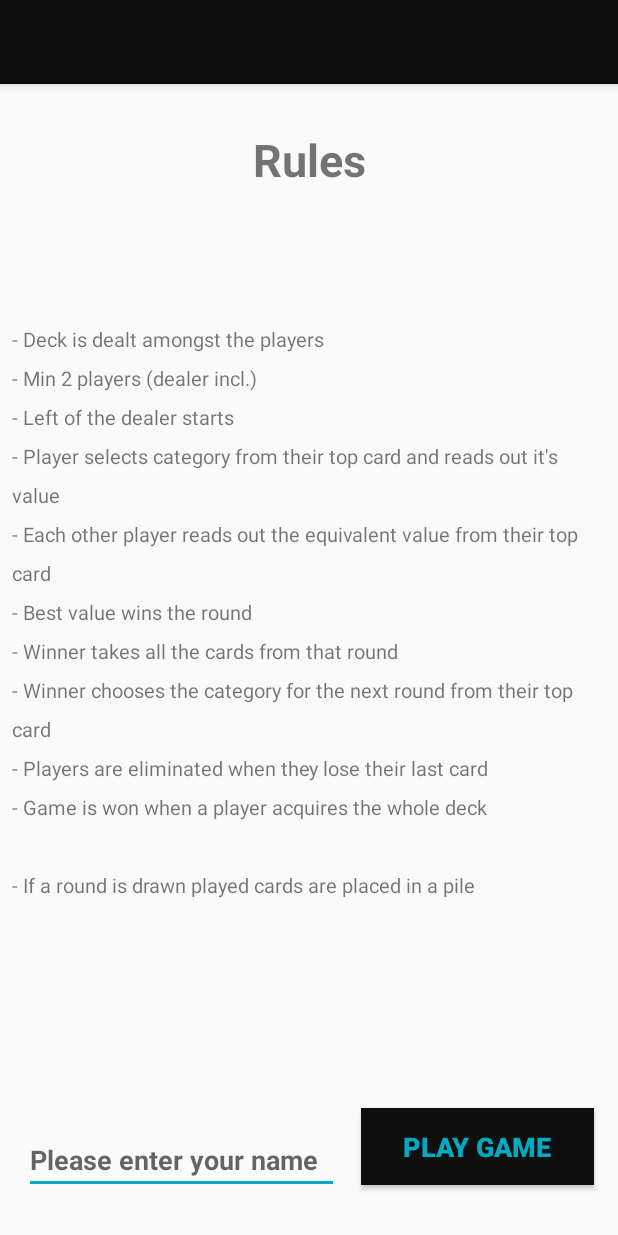
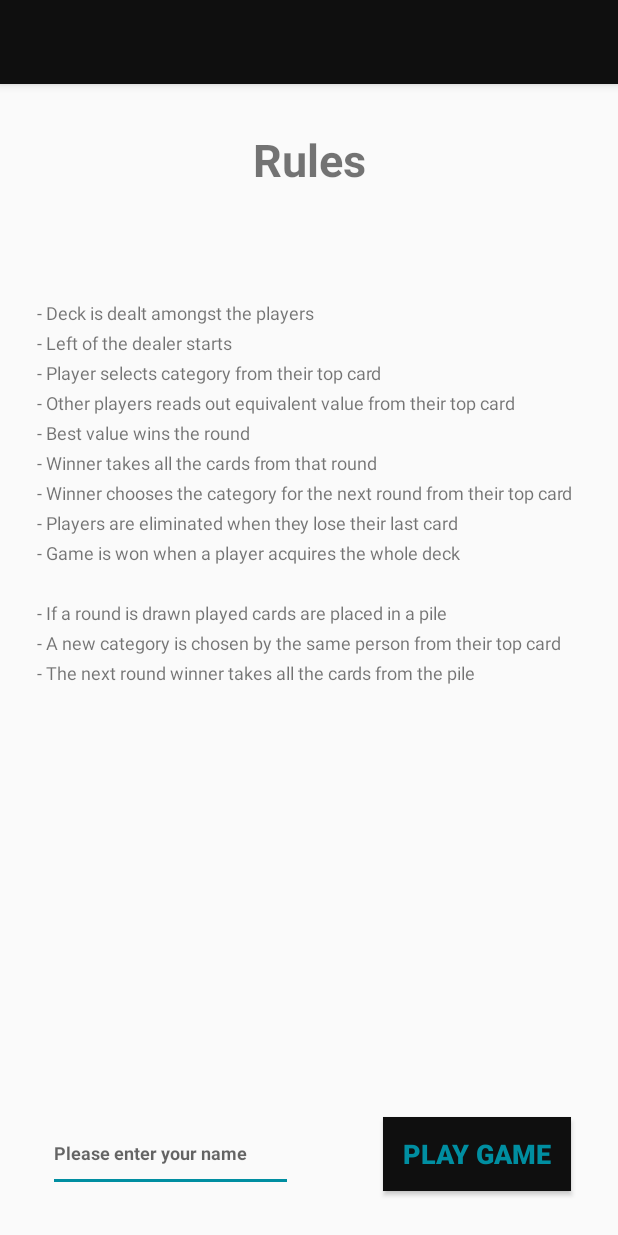
Before and after one commit to PMGH/rick_and_morty_top_trumps, an Android app: the screen it shows after launch (RulesActivity), on a phone screen of 412 x 824 dp. Run offline under Robolectric (Android 15) with nearby library versions, the phone set to English and light mode, and no system bars.

Commit message:
Amends round functionality to operate across app and amends app background styling

```diff
--- a/app/build.gradle
+++ b/app/build.gradle
@@ -5,7 +5,7 @@ android {
     buildToolsVersion "26.0.2"
     defaultConfig {
         applicationId "com.example.peter.toptrumps"
-        minSdkVersion 25
+        minSdkVersion 23
         targetSdkVersion 26
         versionCode 1
         versionName "1.0"
--- a/app/src/main/java/com/example/peter/toptrumps/Game.java
+++ b/app/src/main/java/com/example/peter/toptrumps/Game.java
@@ -147,8 +147,10 @@ public class Game {
         // shuffle the deck
         dealer.shuffle();
 
-        // all the deck's cards are dealt among the players - at least 1 per player
-        while (dealer.getDeckSize() > 0){
+        // the deck's cards are dealt among the players - at least 1 per player
+        // if the deck is not divisible evenly by the number of players then dealing stops
+        Integer remainder = dealer.getDeckSize() % getNumPlayers();
+        while (dealer.getDeckSize() > remainder){
             for (Playable player : players){
                 player.addToHand(dealer.dealTopCard());
             }
--- a/app/src/main/java/com/example/peter/toptrumps/MainActivity.java
+++ b/app/src/main/java/com/example/peter/toptrumps/MainActivity.java
@@ -40,10 +40,6 @@ public class MainActivity extends AppCompatActivity {
         roundNumberText = (TextView) findViewById(R.id.round_number_text);
         String roundStr = "Round: " + game.getRoundNumber().toString();
         roundNumberText.setText(roundStr);
-
-        // set gif/videoView
-        VideoView videoView = (VideoView) findViewById(R.id.videoView);
-//        videoView.setVideoURI(Uri.parse("android.resource://" + getPackageName() + "/" + R.drawable));
 
         // user
         userNameText = (TextView) findViewById(R.id.user_name_text);
--- a/app/src/main/res/layout/activity_rules.xml
+++ b/app/src/main/res/layout/activity_rules.xml
@@ -22,29 +22,33 @@
 
     <TextView
         android:id="@+id/rules_text"
-        android:layout_width="391dp"
-        android:layout_height="384dp"
+        android:layout_width="361dp"
+        android:layout_height="304dp"
         android:layout_marginBottom="8dp"
         android:layout_marginLeft="8dp"
         android:layout_marginRight="8dp"
         android:layout_marginTop="21dp"
-        android:lineSpacingExtra="10sp"
+        android:isScrollContainer="false"
+        android:lineSpacingExtra="6sp"
+        android:overScrollMode="always"
+        android:scrollbarAlwaysDrawVerticalTrack="false"
         android:text="@string/rules_text"
-        android:textSize="13sp"
+        android:textSize="12sp"
         app:layout_constraintBottom_toTopOf="@+id/play_game_btn"
         app:layout_constraintLeft_toLeftOf="parent"
         app:layout_constraintRight_toRightOf="parent"
         app:layout_constraintTop_toBottomOf="@+id/rules_header_text"
-        app:layout_constraintVertical_bias="0.346"
-        tools:layout_editor_absoluteY="90dp"
-        app:layout_constraintHorizontal_bias="0.0" />
+        app:layout_constraintVertical_bias="0.183"
+        app:layout_constraintHorizontal_bias="0.486"
+        tools:layout_editor_absoluteY="111dp"
+        tools:layout_editor_absoluteX="23dp" />
 
     <Button
         android:id="@+id/play_game_btn"
-        android:layout_width="155dp"
-        android:layout_height="51dp"
-        android:layout_marginBottom="34dp"
-        android:layout_marginEnd="16dp"
+        android:layout_width="125dp"
+        android:layout_height="49dp"
+        android:layout_marginBottom="30dp"
+        android:layout_marginEnd="31dp"
         android:background="@color/colorPrimary"
         android:elevation="0dp"
         android:onClick="playGameButtonOnClick"
@@ -55,23 +59,25 @@
         android:visibility="visible"
         app:layout_constraintBottom_toBottomOf="parent"
         app:layout_constraintRight_toRightOf="parent"
-        tools:layout_editor_absoluteX="241dp"
-        tools:layout_editor_absoluteY="518dp" />
+        tools:layout_editor_absoluteY="524dp"
+        tools:layout_editor_absoluteX="256dp" />
 
     <EditText
         android:id="@+id/user_name_text"
-        android:layout_width="210dp"
-        android:layout_height="42dp"
-        android:layout_marginBottom="28dp"
+        android:layout_width="163dp"
+        android:layout_height="51dp"
+        android:layout_marginBottom="29dp"
         android:layout_marginEnd="8dp"
-        android:layout_marginStart="16dp"
+        android:layout_marginStart="32dp"
         android:ems="10"
         android:hint="@string/hint_please_enter_your_name"
         android:inputType="textPersonName"
         android:textAlignment="textStart"
         android:textColor="@color/colorAccent"
-        android:textSize="18sp"
+        android:textSize="12sp"
         android:textStyle="bold"
         app:layout_constraintBottom_toBottomOf="parent"
-        app:layout_constraintLeft_toLeftOf="parent" />
+        app:layout_constraintLeft_toLeftOf="parent"
+        app:layout_constraintRight_toLeftOf="@+id/play_game_btn"
+        app:layout_constraintHorizontal_bias="0.0" />
 </android.support.constraint.ConstraintLayout>
--- a/app/src/main/res/values/colors.xml
+++ b/app/src/main/res/values/colors.xml
@@ -2,5 +2,5 @@
 <resources>
     <color name="colorPrimary">#0f0f0f</color>
     <color name="colorPrimaryDark">#000000</color>
-    <color name="colorAccent">#00abc1</color>
+    <color name="colorAccent">#008ea1</color>
 </resources>
--- a/app/src/main/res/values/strings.xml
+++ b/app/src/main/res/values/strings.xml
@@ -3,12 +3,12 @@
     <string name="top_trumps">Top Trumps</string>
     <string name="rick_and_morty_title_text">Rick and Morty Title text</string>
     <string name="rick_and_morty_title_image">Rick and Morty Title Image</string>
-    <string name="rules_text">- Deck is dealt amongst the players\n- Min 2 players (dealer incl.)\n- Left of the dealer starts\n- Player selects category from their top card and reads out it\'s value\n- Each other player reads out the equivalent value from their top card\n- Best value wins the round\n- Winner takes all the cards from that round\n- Winner chooses the category for the next round from their top card\n- Players are eliminated when they lose their last card\n- Game is won when a player acquires the whole deck\n\n- If a round is drawn played cards are placed in a pile\n- A new category is chosen by the same person from their top card\n- The next round winner takes all the cards from the pile</string>
+    <string name="rules_text">- Deck is dealt amongst the players\n- Left of the dealer starts\n- Player selects category from their top card\n- Other players reads out equivalent value from their top card\n- Best value wins the round\n- Winner takes all the cards from that round\n- Winner chooses the category for the next round from their top card\n- Players are eliminated when they lose their last card\n- Game is won when a player acquires the whole deck\n\n- If a round is drawn played cards are placed in a pile\n- A new category is chosen by the same person from their top card\n- The next round winner takes all the cards from the pile</string>
     <string name="rules_header_text">Rules</string>
     <string name="play_game_btn_text">Play Game</string>
     <string name="cpu_user_image_content_description">CPU user image</string>
     <string name="hint_please_enter_your_name">Please enter your name</string>
-    <string name="play_round">Play Round</string>
+    <string name="play_round">    PLAY                                ROUND</string>
     <string name="user_image_content_description">User image</string>
     <string name="card_pile_image">Card pile image</string>
     <string name="character_image">Character Image</string>
```
Also changed, not shown: app/src/main/java/com/example/peter/toptrumps/Character.java (+10 -10 lines), app/src/main/res/layout/activity_game_won.xml (+21 -14 lines), app/src/main/res/layout/activity_main.xml (+56 -43 lines), app/src/main/res/layout/activity_result.xml (+40 -40 lines), app/src/main/res/drawable/rick_and_morty_bg_2.png (added), app/src/main/res/drawable/rick_and_morty_game_over.png (added), 1 other file.
